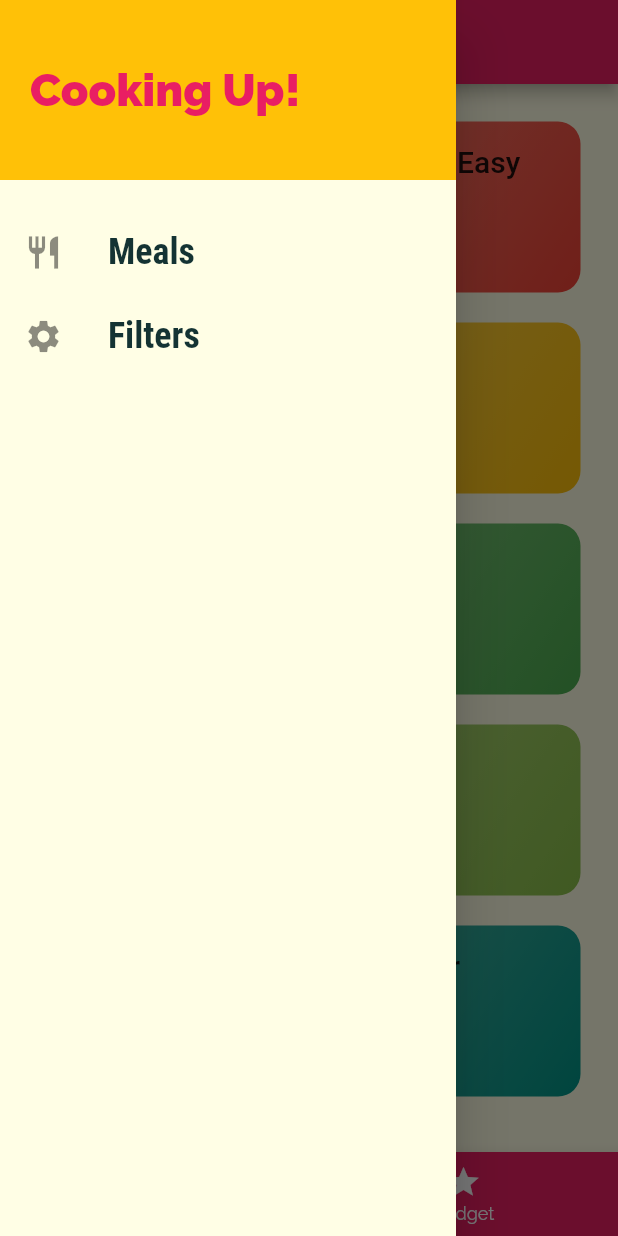
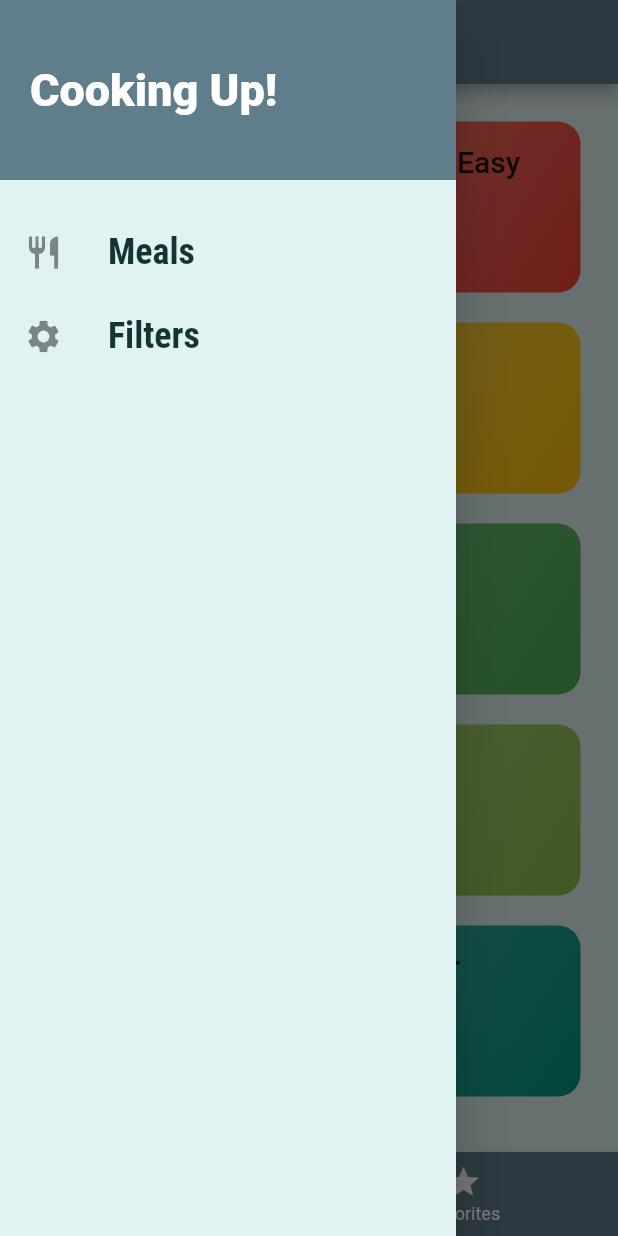
Before and after one commit to gu-tig333-ht22/grupp-10, a Flutter app: the screen it shows after launch, with the side drawer open, on a phone screen of 412 x 824 dp. Run offline on Flutter 3.47's test engine with Material 2 defaults, Android fonts, the phone set to English and light mode, and no system bars; Roboto replaces fonts that are missing (OpenSans).

Commit message:
first commit

```diff
--- a/lib/main.dart
+++ b/lib/main.dart
@@ -72,10 +72,10 @@ class _MyAppState extends State<MyApp> {
     return MaterialApp(
       title: 'DeliMeals',
       theme: ThemeData(
-        primarySwatch: Colors.pink,
+        primarySwatch: Colors.blueGrey,
         accentColor: Colors.amber,
-        canvasColor: Color.fromRGBO(255, 254, 229, 1),
-        fontFamily: 'Raleway',
+        canvasColor: Colors.teal.shade50,
+        fontFamily: 'OpenSans',
         textTheme: ThemeData.light().textTheme.copyWith(
             bodyText1: TextStyle(
               color: Color.fromRGBO(20, 51, 51, 1),
--- a/lib/screens/tabs_screen.dart
+++ b/lib/screens/tabs_screen.dart
@@ -58,12 +58,12 @@ class _TabsScreenState extends State<TabsScreen> {
           BottomNavigationBarItem(
             backgroundColor: Theme.of(context).primaryColor,
             icon: Icon(Icons.category),
-            label: Text('Categories').toString(),
+            label: 'Categories'.toString(),
           ),
           BottomNavigationBarItem(
             backgroundColor: Theme.of(context).primaryColor,
             icon: Icon(Icons.star),
-            label: Text('Favorites').toString(),
+            label: 'Favorites'.toString(),
           ),
         ],
       ),
--- a/lib/widgets/main_drawer.dart
+++ b/lib/widgets/main_drawer.dart
@@ -31,13 +31,13 @@ class MainDrawer extends StatelessWidget {
             width: double.infinity,
             padding: EdgeInsets.all(20),
             alignment: Alignment.centerLeft,
-            color: Theme.of(context).accentColor,
+            color: Theme.of(context).primaryColor,
             child: Text(
               'Cooking Up!',
               style: TextStyle(
                   fontWeight: FontWeight.w900,
                   fontSize: 30,
-                  color: Theme.of(context).primaryColor),
+                  color: Colors.white),
             ),
           ),
           SizedBox(
```
Also changed, not shown: 1 other file.
